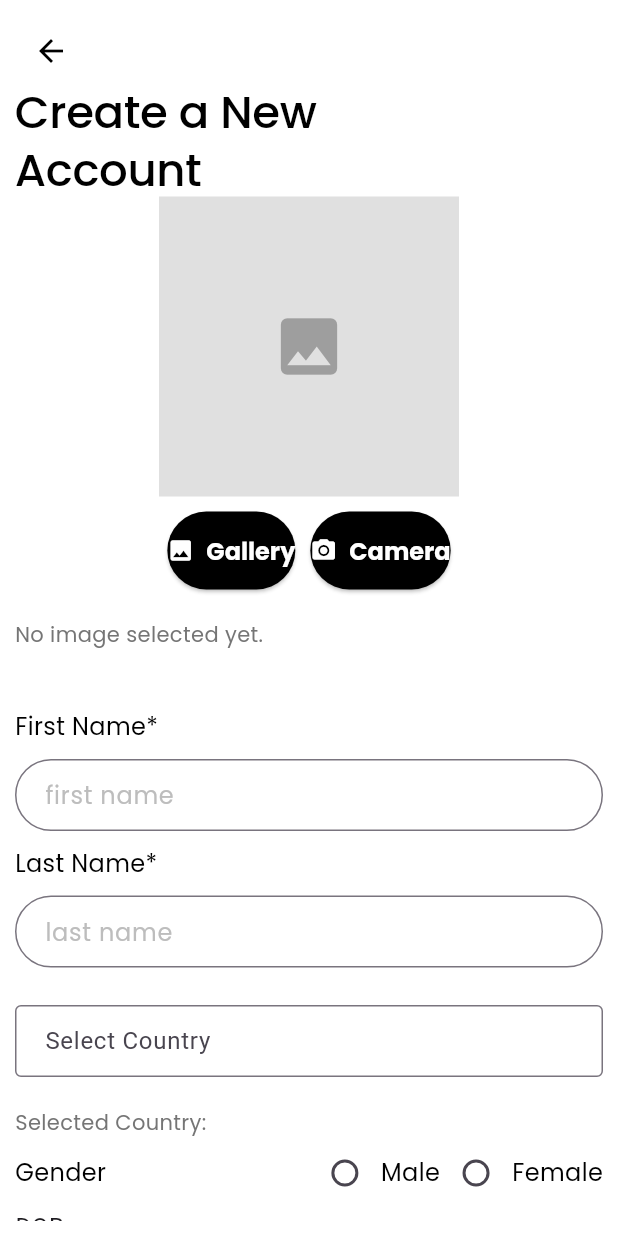
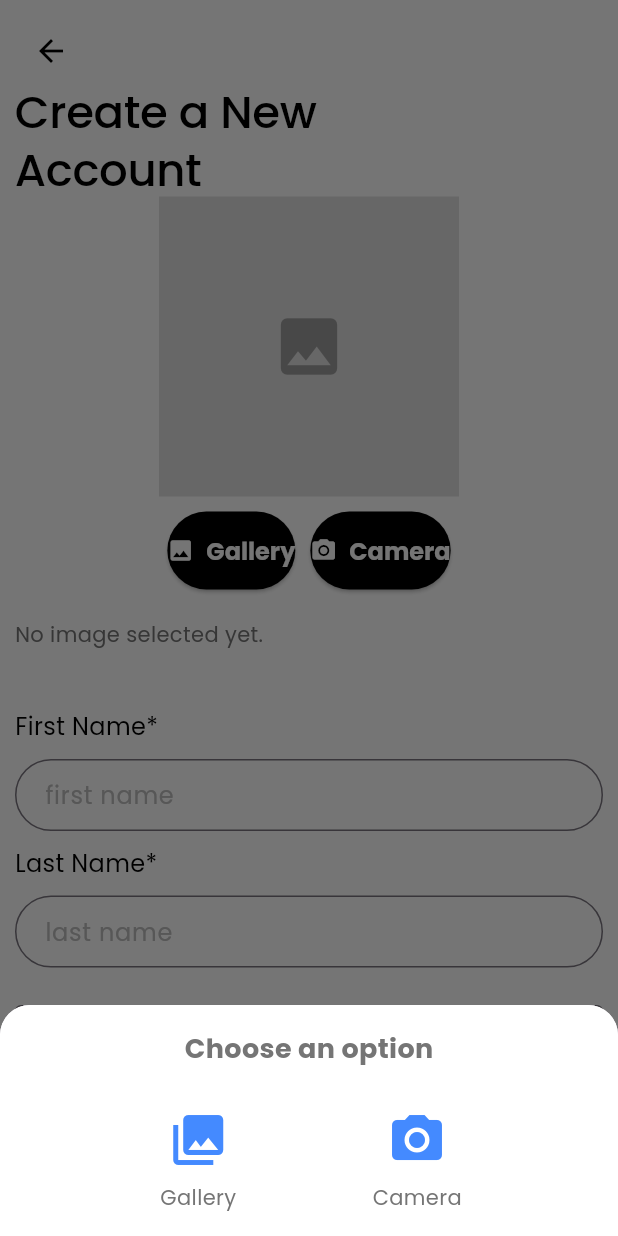
Before and after one commit to CNShreyaMehta/flutterDemoApp, a Flutter app: the SignupScreen screen opened by its route, after a tap on "Camera", on a phone screen of 412 x 824 dp. Run offline on Flutter 3.47's test engine with Material 3 defaults, Android fonts, the phone set to English and light mode, and no system bars; our stand-ins replace curved_navigation_bar, flutter_otp_text_field, fluttertoast, get, get_storage, google_fonts and 4 more; accounts and stored records are empty.

Commit message:
[NEW] : image picker

```diff
--- a/lib/presentation/controllers/splash_controller.dart
+++ b/lib/presentation/controllers/splash_controller.dart
@@ -10,6 +10,6 @@ class SplashController extends GetxController {
 
   void navigateToLogin() async {
     await Future.delayed(const Duration(seconds: 4));
-    Get.offNamed(AppRoutes.login);
+    Get.offNamed(AppRoutes.onboarding);
   }
 }
--- /dev/null
+++ b/lib/presentation/custom_widgets/custom_bottom_sheet.dart
@@ -0,0 +1,60 @@
+import 'package:flutter/material.dart';
+
+class CustomBottomSheet extends StatelessWidget {
+  final VoidCallback onGalleryTap;
+  final VoidCallback onCameraTap;
+
+  const CustomBottomSheet({
+    super.key,
+    required this.onGalleryTap,
+    required this.onCameraTap,
+  });
+
+  @override
+  Widget build(BuildContext context) {
+    return Container(
+      padding: const EdgeInsets.all(16),
+      decoration: const BoxDecoration(
+        color: Colors.white,
+        borderRadius: BorderRadius.vertical(
+          top: Radius.circular(20),
+        ),
+      ),
+      child: Column(
+        mainAxisSize: MainAxisSize.min,
+        children: [
+          const Text(
+            "Choose an option",
+            style: TextStyle(fontSize: 18, fontWeight: FontWeight.bold),
+          ),
+          const SizedBox(height: 20),
+          Row(
+            mainAxisAlignment: MainAxisAlignment.spaceEvenly,
+            children: [
+              // Icon button for "Take Photo from Gallery"
+              Column(
+                children: [
+                  IconButton(
+                    onPressed: onGalleryTap,
+                    icon: const Icon(Icons.photo_library, size: 40, color: Colors.blueAccent),
+                  ),
+                  const Text("Gallery"),
+                ],
+              ),
+              // Icon button for "Take Photo from Camera"
+              Column(
+                children: [
+                  IconButton(
+                    onPressed: onCameraTap,
+                    icon: const Icon(Icons.camera_alt, size: 40, color: Colors.blueAccent),
+                  ),
+                  const Text("Camera"),
+                ],
+              ),
+            ],
+          ),
+        ],
+      ),
+    );
+  }
+}
--- a/lib/presentation/custom_widgets/custom_image_picker.dart
+++ b/lib/presentation/custom_widgets/custom_image_picker.dart
@@ -1,6 +1,8 @@
 import 'dart:io';
 
+import 'package:demo_app/presentation/custom_widgets/custom_bottom_sheet.dart';
 import 'package:flutter/material.dart';
+import 'package:get/get.dart';
 import 'package:image_picker/image_picker.dart';
 
 class CustomImagePicker extends StatefulWidget {
@@ -25,6 +27,29 @@ class _CustomImagePickerState extends State<CustomImagePicker> {
       });
       widget.onImageSelected(File(pickedImage.path)); // Pass the selected image to the parent
     }
+  }
+
+    void _showBottomSheet(BuildContext context) {
+    showModalBottomSheet(
+      context: context,
+      shape: const RoundedRectangleBorder(
+        borderRadius: BorderRadius.vertical(
+          top: Radius.circular(20),
+        ),
+      ),
+      builder: (BuildContext context) {
+        return CustomBottomSheet(
+          onGalleryTap: () {
+            Navigator.of(context).pop(); // Close the bottom sheet
+            Get.snackbar("Gallery", "Take photo from gallery tapped");
+          },
+          onCameraTap: () {
+            Navigator.of(context).pop(); // Close the bottom sheet
+            Get.snackbar("Camera", "Take photo from camera tapped");
+          },
+        );
+      },
+    );
   }
 
   @override
@@ -57,7 +82,7 @@ class _CustomImagePickerState extends State<CustomImagePicker> {
             ),
             const SizedBox(width: 10),
             ElevatedButton.icon(
-              onPressed: () => _pickImage(ImageSource.camera),
+              onPressed: () => _showBottomSheet(context), //_pickImage(ImageSource.camera),
               icon: const Icon(Icons.camera_alt),
               label: const Text("Camera"),
             ),
```
Also changed, not shown: 1 other file.
